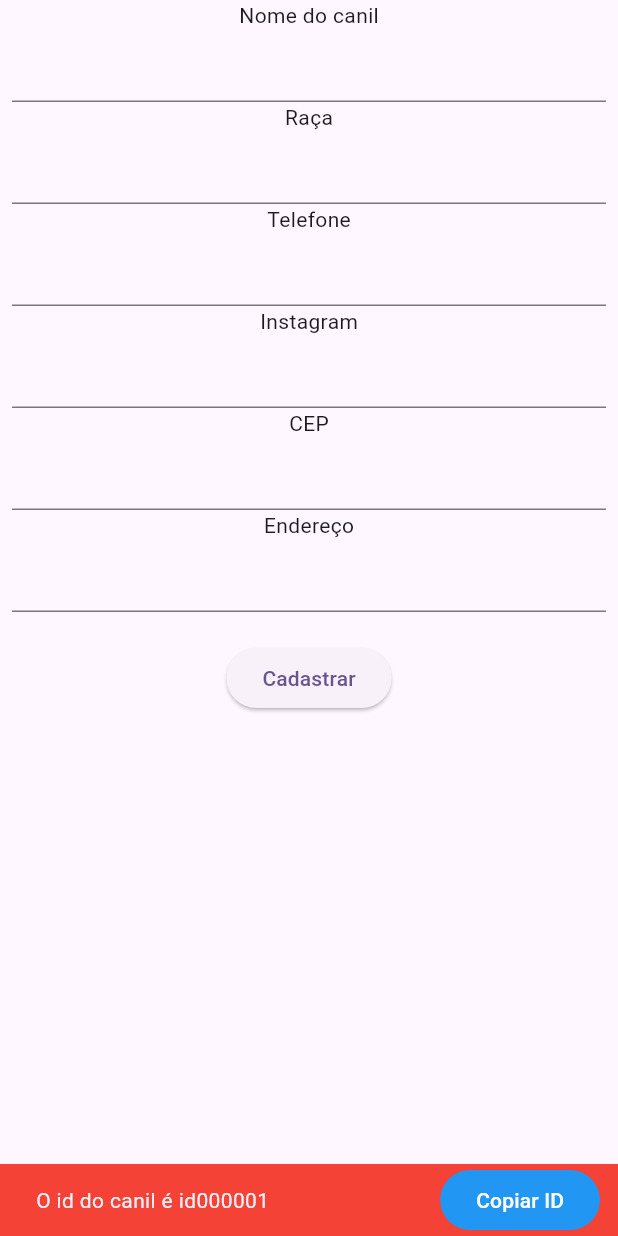
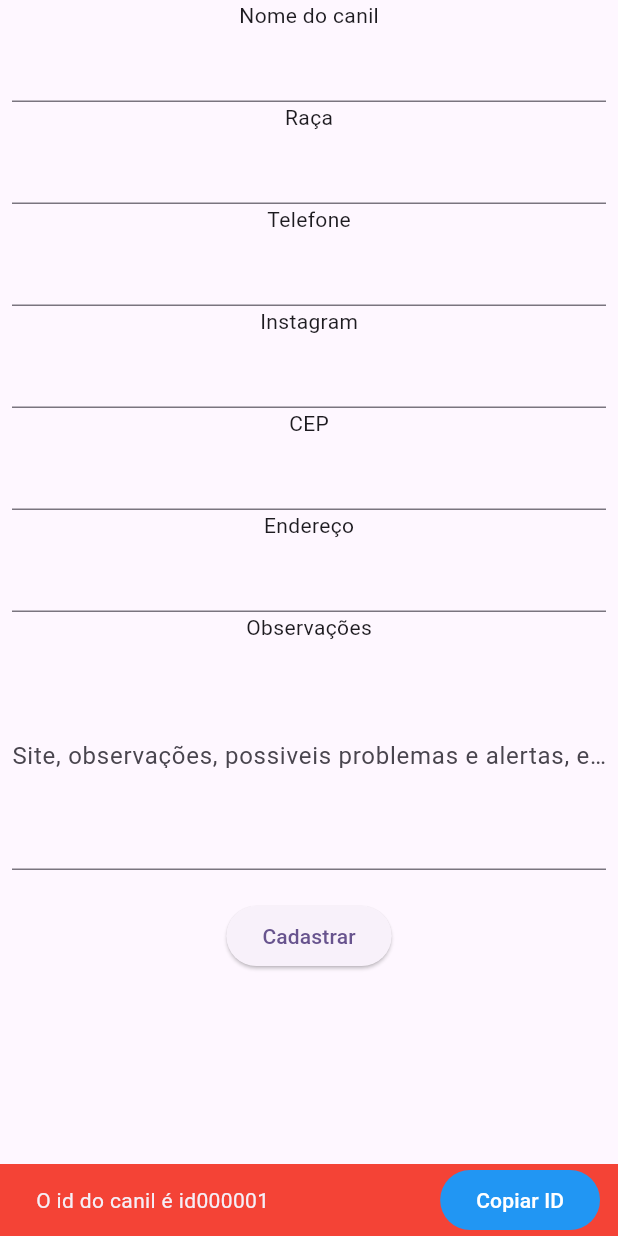
Before and after one commit to cl0v/coworkers, a Flutter app: the AddCanilPage screen opened directly, after a tap on "Cadastrar", on a phone screen of 412 x 824 dp. Run offline on Flutter 3.47's test engine with Material 2 defaults, Android fonts, the light colour scheme and no system bars; our stand-ins replace cloud_firestore, firebase_core, sentry_flutter; missing offline and left inert: sentry_logging; accounts and stored records are empty.

Commit message:
correçoes

```diff
--- a/lib/src/canil/domain/entities/store.dart
+++ b/lib/src/canil/domain/entities/store.dart
@@ -11,6 +11,7 @@ class Store {
   final String instagram;
   final String address;
   final String cep;
+  final String obs;
 
   Store(
     this.name,
@@ -18,6 +19,7 @@ class Store {
     this.instagram,
     this.address,
     this.cep,
+    this.obs,
   );
 
   factory Store.fromJson(Map<String, dynamic> json) => _$StoreFromJson(json);
--- a/lib/src/canil/feats/add/presentation/view.dart
+++ b/lib/src/canil/feats/add/presentation/view.dart
@@ -20,6 +20,7 @@ class _AddCanilPageState extends State<AddCanilPage> {
   final TextEditingController breedController = TextEditingController();
   final TextEditingController cepController = TextEditingController();
   final TextEditingController addressController = TextEditingController();
+  final TextEditingController obsController = TextEditingController();
 
   String? breed;
 
@@ -44,6 +45,20 @@ class _AddCanilPageState extends State<AddCanilPage> {
           TextFormField(controller: cepController),
           const Text("Endereço"),
           TextFormField(controller: addressController),
+          const Text("Observações"),
+           TextFormField(
+                  controller: obsController,
+                  validator: (value) {
+                    if (value == null || value.isEmpty) {
+                      return 'Por favor, insira pelo menos o site que você encontrou o canil';
+                    }
+                    return null;
+                  },
+                  maxLines: 5,
+                  decoration: const InputDecoration(
+                    labelText: 'Site, observações, possiveis problemas e alertas, etc.',
+                  ),
+                ),
           const SizedBox(
             height: 20,
           ),
@@ -57,7 +72,9 @@ class _AddCanilPageState extends State<AddCanilPage> {
                     phoneController.text,
                     instagramController.text,
                     addressController.text,
-                    cepController.text));
+                    cepController.text,
+                    obsController.text,
+                    ));
 
                 if (context.mounted) {
                   ScaffoldMessenger.of(context).showSnackBar(SnackBar(
```
Also changed, not shown: 1 other file.
